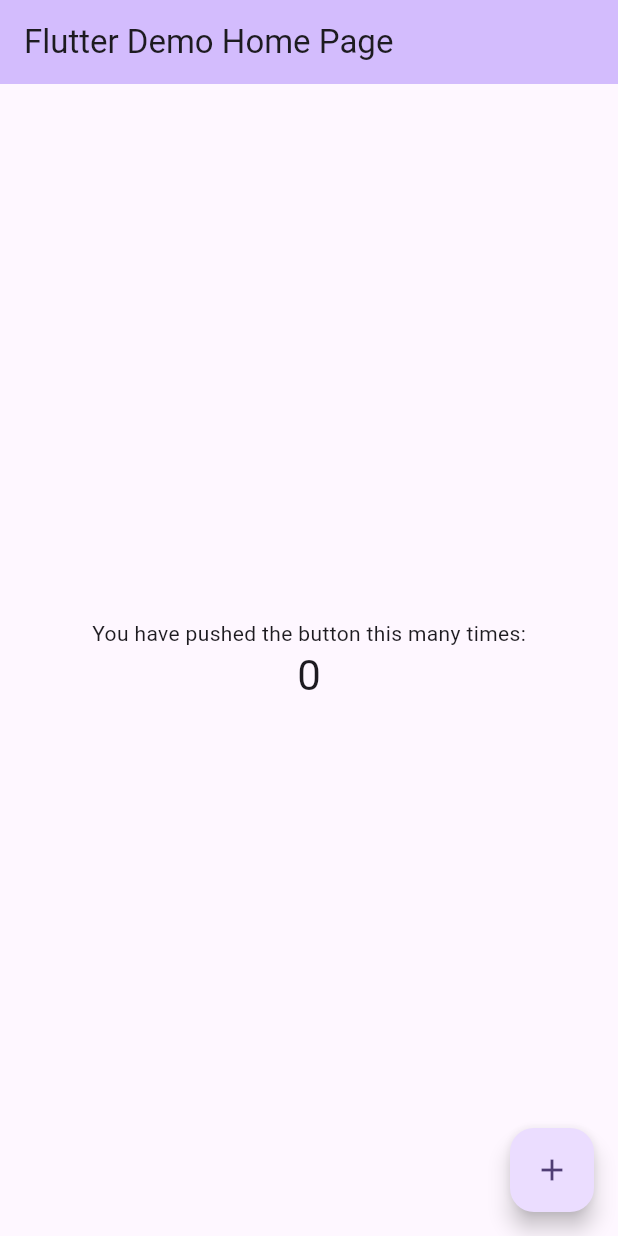
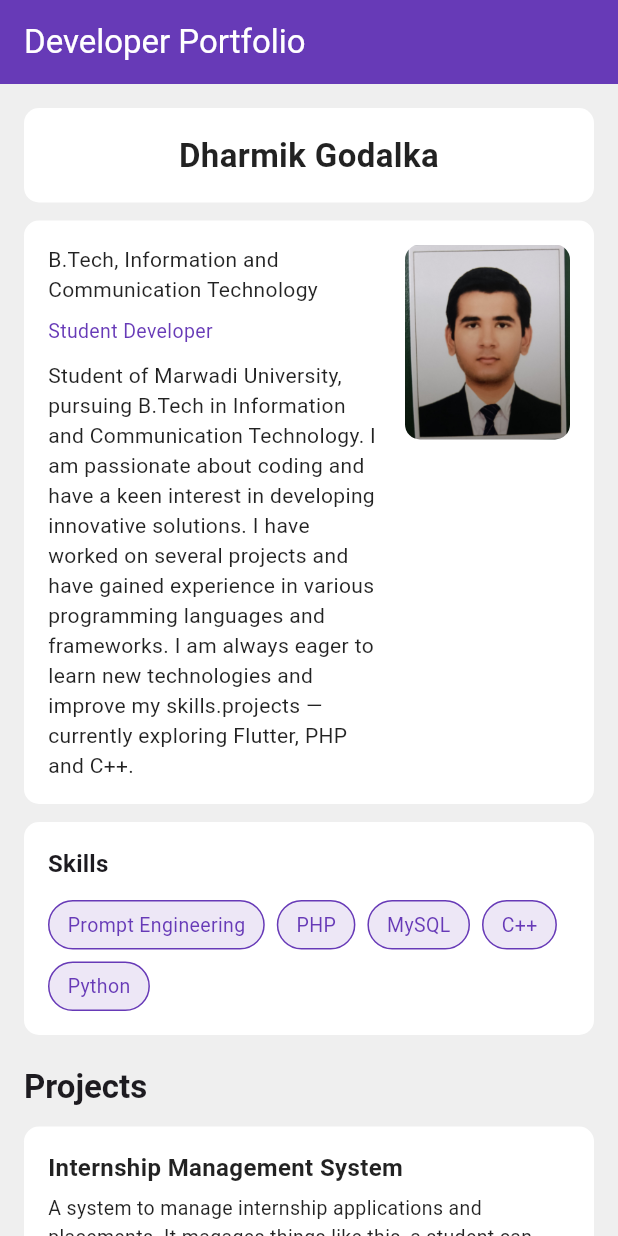
Before and after one commit to Dharmik2005-Godalka/CPMAD, a Flutter app: the screen it shows after launch, on a phone screen of 412 x 824 dp. Run offline on Flutter 3.47's test engine with Material 3 defaults, Android fonts, the light colour scheme and no system bars; missing offline and left inert: expense_app.

Commit message:
In the created Portfollio App new things added like: Scaffold, AppBar, SafeArea, Container, Text, Image, Icon, Row, Column, Card, Expanded, Flexible, themes and reusable widgets.

```diff
--- a/Experiments/portfolio_app/lib/main.dart
+++ b/Experiments/portfolio_app/lib/main.dart
@@ -1,122 +1,27 @@
 import 'package:flutter/material.dart';
+import 'screens/profile_screen.dart';
 
 void main() {
-  runApp(const MyApp());
+  runApp(const PortfolioApp());
 }
 
-class MyApp extends StatelessWidget {
-  const MyApp({super.key});
+class PortfolioApp extends StatelessWidget {
+  const PortfolioApp({super.key});
 
-  // This widget is the root of your application.
   @override
   Widget build(BuildContext context) {
     return MaterialApp(
-      title: 'Flutter Demo',
+      title: 'Developer Portfolio',
       theme: ThemeData(
-        // This is the theme of your application.
-        //
-        // TRY THIS: Try running your application with "flutter run". You'll see
-        // the application has a purple toolbar. Then, without quitting the app,
-        // try changing the seedColor in the colorScheme below to Colors.green
-        // and then invoke "hot reload" (save your changes or press the "hot
-        // reload" button in a Flutter-supported IDE, or press "r" if you used
-        // the command line to start the app).
-        //
-        // Notice that the counter didn't reset back to zero; the application
-        // state is not lost during the reload. To reset the state, use hot
-        // restart instead.
-        //
-        // This works for code too, not just values: Most code changes can be
-        // tested with just a hot reload.
-        colorScheme: .fromSeed(seedColor: Colors.deepPurple),
+        primarySwatch: Colors.deepPurple,
+        scaffoldBackgroundColor: const Color(0xFFEFEFEF),
+        textTheme: const TextTheme(
+          headlineSmall: TextStyle(fontSize: 22, fontWeight: FontWeight.bold),
+          titleMedium: TextStyle(fontSize: 16, fontWeight: FontWeight.w600),
+          bodyMedium: TextStyle(fontSize: 14, color: Colors.black87),
+        ),
       ),
-      home: const MyHomePage(title: 'Flutter Demo Home Page'),
+      home: const ProfileScreen(),
     );
   }
 }
-
-class MyHomePage extends StatefulWidget {
-  const MyHomePage({super.key, required this.title});
-
-  // This widget is the home page of your application. It is stateful, meaning
-  // that it has a State object (defined below) that contains fields that affect
-  // how it looks.
-
-  // This class is the configuration for the state. It holds the values (in this
-  // case the title) provided by the parent (in this case the App widget) and
-  // used by the build method of the State. Fields in a Widget subclass are
-  // always marked "final".
-
-  final String title;
-
-  @override
-  State<MyHomePage> createState() => _MyHomePageState();
-}
-
-class _MyHomePageState extends State<MyHomePage> {
-  int _counter = 0;
-
-  void _incrementCounter() {
-    setState(() {
-      // This call to setState tells the Flutter framework that something has
-      // changed in this State, which causes it to rerun the build method below
-      // so that the display can reflect the updated values. If we changed
-      // _counter without calling setState(), then the build method would not be
-      // called again, and so nothing would appear to happen.
-      _counter++;
-    });
-  }
-
-  @override
-  Widget build(BuildContext context) {
-    // This method is rerun every time setState is called, for instance as done
-    // by the _incrementCounter method above.
-    //
-    // The Flutter framework has been optimized to make rerunning build methods
-    // fast, so that you can just rebuild anything that needs updating rather
-    // than having to individually change instances of widgets.
-    return Scaffold(
-      appBar: AppBar(
-        // TRY THIS: Try changing the color here to a specific color (to
-        // Colors.amber, perhaps?) and trigger a hot reload to see the AppBar
-        // change color while the other colors stay the same.
-        backgroundColor: Theme.of(context).colorScheme.inversePrimary,
-        // Here we take the value from the MyHomePage object that was created by
-        // the App.build method, and use it to set our appbar title.
-        title: Text(widget.title),
-      ),
-      body: Center(
-        // Center is a layout widget. It takes a single child and positions it
-        // in the middle of the parent.
-        child: Column(
-          // Column is also a layout widget. It takes a list of children and
-          // arranges them vertically. By default, it sizes itself to fit its
-          // children horizontally, and tries to be as tall as its parent.
-          //
-          // Column has various properties to control how it sizes itself and
-          // how it positions its children. Here we use mainAxisAlignment to
-          // center the children vertically; the main axis here is the vertical
-          // axis because Columns are vertical (the cross axis would be
-          // horizontal).
-          //
-          // TRY THIS: Invoke "debug painting" (choose the "Toggle Debug Paint"
-          // action in the IDE, or press "p" in the console), to see the
-          // wireframe for each widget.
-          mainAxisAlignment: .center,
-          children: [
-            const Text('You have pushed the button this many times:'),
-            Text(
-              '$_counter',
-              style: Theme.of(context).textTheme.headlineMedium,
-            ),
-          ],
-        ),
-      ),
-      floatingActionButton: FloatingActionButton(
-        onPressed: _incrementCounter,
-        tooltip: 'Increment',
-        child: const Icon(Icons.add),
-      ),
-    );
-  }
-}
--- /dev/null
+++ b/Experiments/portfolio_app/lib/models/developer.dart
@@ -0,0 +1,17 @@
+class Creator {
+  String name;
+  String qualification;
+  List<String> skills;
+  String email;
+  String phone;
+  String location;
+
+  Creator({
+    required this.name,
+    required this.qualification,
+    required this.skills,
+    required this.email,
+    required this.phone,
+    required this.location,
+  });
+}
--- /dev/null
+++ b/Experiments/portfolio_app/lib/models/project.dart
@@ -0,0 +1,9 @@
+class Project {
+  String title;
+  String description;
+
+  Project({
+    required this.title,
+    required this.description,
+  });
+}
--- /dev/null
+++ b/Experiments/portfolio_app/lib/screens/profile_screen.dart
@@ -0,0 +1,249 @@
+import 'package:flutter/material.dart';
+import '../models/developer.dart';
+import '../models/project.dart';
+
+//reusable widget1
+class SkillChip extends StatelessWidget {
+  final String label;
+
+  const SkillChip({super.key, required this.label});
+
+  @override
+  Widget build(BuildContext context) {
+    return Container(
+      padding: const EdgeInsets.symmetric(horizontal: 12, vertical: 6),
+      decoration: BoxDecoration(
+        color: Colors.deepPurple.shade50,
+        border: Border.all(color: Colors.deepPurple),
+        borderRadius: BorderRadius.circular(20),
+      ),
+      child: Text(
+        label,
+        style: const TextStyle(color: Colors.deepPurple, fontSize: 13),
+      ),
+    );
+  }
+}
+
+//reusable widget2: contact row
+class ContactRow extends StatelessWidget {
+  final IconData icon;
+  final String text;
+
+  const ContactRow({super.key, required this.icon, required this.text});
+
+  @override
+  Widget build(BuildContext context) {
+    return Padding(
+      padding: const EdgeInsets.symmetric(vertical: 6),
+      child: Row(
+        children: [
+          Icon(icon, color: Colors.deepPurple, size: 20),
+          const SizedBox(width: 12),
+          Expanded(
+            child: Text(text, style: const TextStyle(fontSize: 14, color: Colors.white)),
+          ),
+        ],
+      ),
+    );
+  }
+}
+
+class ProjectCard extends StatelessWidget {
+  final Project project;
+
+  const ProjectCard({super.key, required this.project});
+
+  @override
+  Widget build(BuildContext context) {
+    return Container(
+      width: double.infinity,
+      margin: const EdgeInsets.only(bottom: 12),
+      padding: const EdgeInsets.all(16),
+      decoration: BoxDecoration(
+        color: Colors.white,
+        borderRadius: BorderRadius.circular(10),
+      ),
+      child: Column(
+        crossAxisAlignment: CrossAxisAlignment.start,
+        children: [
+          Text(
+            project.title,
+            style: const TextStyle(fontSize: 16, fontWeight: FontWeight.bold),
+          ),
+          const SizedBox(height: 6),
+          Text(
+            project.description,
+            style: const TextStyle(fontSize: 13, color: Colors.black87),
+          ),
+        ],
+      ),
+    );
+  }
+}
+
+class ProfileScreen extends StatelessWidget {
+  const ProfileScreen({super.key});
+
+  @override
+  Widget build(BuildContext context) {
+    final Creator dev = Creator(
+      name: 'Dharmik Godalka',
+      qualification: 'B.Tech, Information and Communication Technology',
+      skills: ['Prompt Engineering','PHP', 'MySQL', 'C++', 'Python'],
+      email: 'dharmikgodalka@gmail.com',
+      phone: '+91 1234567890',
+      location: 'Gujarat, India',
+    );
+
+    final List<Project> projects = [
+      Project(
+        title: 'Internship Management System',
+        description: 'A system to manage internship applications and placements. It magages things like this, a student can apply for internship, a company can post internship and a admin can manage all the things.',
+      ),
+      Project(
+        title: 'Python based Quiz App',
+        description: 'Using the Python library Flask, I created a web-based quiz application that allows users to take quizzes on various topics. The app features a user-friendly interface, multiple-choice questions, and instant feedback on answers.',
+      ),
+      Project(
+        title: 'E-commerce Website',
+        description: 'A web-based e-commerce platform for buying and selling products online.',
+      ),
+    ];
+
+    return Scaffold(
+      backgroundColor: const Color(0xFFEFEFEF),
+      appBar: AppBar(
+        title: const Text('Developer Portfolio', style: TextStyle(color: Colors.white)),
+        backgroundColor: Colors.deepPurple,
+      ),
+      body: SafeArea(
+        child: SingleChildScrollView(
+          padding: const EdgeInsets.all(16),
+          child: Column(
+            crossAxisAlignment: CrossAxisAlignment.start,
+            children: [
+
+              //name
+              Container(
+                width: double.infinity,
+                padding: const EdgeInsets.symmetric(vertical: 16, horizontal: 16),
+                decoration: BoxDecoration(
+                  color: Colors.white,
+                  borderRadius: BorderRadius.circular(10),
+                ),
+                child: Text(
+                  dev.name,
+                  textAlign: TextAlign.center,
+                  style: const TextStyle(fontSize: 22, fontWeight: FontWeight.bold),
+                ),
+              ),
+
+              const SizedBox(height: 12),
+
+              // photo section...
+              Container(
+                width: double.infinity,
+                padding: const EdgeInsets.all(16),
+                decoration: BoxDecoration(
+                  color: Colors.white,
+                  borderRadius: BorderRadius.circular(10),
+                ),
+                child: Row(
+                  crossAxisAlignment: CrossAxisAlignment.start,
+                  children: [
+                    Expanded(
+                      child: Column(
+                        crossAxisAlignment: CrossAxisAlignment.start,
+                        children: [
+                          Text(dev.qualification, style: Theme.of(context).textTheme.bodyMedium),
+                          const SizedBox(height: 8),
+                          const Text(
+                            'Student Developer',
+                            style: TextStyle(color: Colors.deepPurple, fontSize: 13),
+                          ),
+                          const SizedBox(height: 10),
+                          Text(
+                            'Student of Marwadi University, pursuing B.Tech in Information and Communication Technology. I am passionate about coding and have a keen interest in developing innovative solutions. I have worked on several projects and have gained experience in various programming languages and frameworks. I am always eager to learn new technologies and improve my skills.'
+                            'projects — currently exploring Flutter, PHP and C++.',
+                            style: Theme.of(context).textTheme.bodyMedium,
+                          ),
+                        ],
+                      ),
+                    ),
+                    const SizedBox(width: 16),
+                    ClipRRect(
+                      borderRadius: BorderRadius.circular(10),
+                      child: Image.asset(
+                        'images/profile.jpg',
+                        width: 110,
+                        height: 130,
+                        fit: BoxFit.cover,
+                      ),
+                    ),
+                  ],
+                ),
+              ),
+
+              const SizedBox(height: 12),
+
+              //skill part section:
+              Container(
+                width: double.infinity,
+                padding: const EdgeInsets.all(16),
+                decoration: BoxDecoration(
+                  color: Colors.white,
+                  borderRadius: BorderRadius.circular(10),
+                ),
+                child: Column(
+                  crossAxisAlignment: CrossAxisAlignment.start,
+                  children: [
+                    Text('Skills', style: Theme.of(context).textTheme.titleMedium),
+                    const SizedBox(height: 12),
+                    Wrap(
+                      spacing: 8,
+                      runSpacing: 8,
+                      children: dev.skills.map((s) => SkillChip(label: s)).toList(),
+                    ),
+                  ],
+                ),
+              ),
+
+              const SizedBox(height: 20),
+
+              //project part section...
+              Text('Projects', style: Theme.of(context).textTheme.headlineSmall),
+              const SizedBox(height: 12),
+              ...projects.map((p) => ProjectCard(project: p)),
+
+              const SizedBox(height: 8),
+
+              //contact info section...
+              Container(
+                width: double.infinity,
+                padding: const EdgeInsets.all(20),
+                decoration: BoxDecoration(
+                  color: Colors.deepPurple,
+                  borderRadius: BorderRadius.circular(20),
+                ),
+                child: Column(
+                  crossAxisAlignment: CrossAxisAlignment.start,
+                  children: [
+                    const Text(
+                      "Let's talk",
+                      style: TextStyle(color: Colors.white, fontSize: 18, fontWeight: FontWeight.bold),
+                    ),
+                    const SizedBox(height: 12),
+                    ContactRow(icon: Icons.email, text: dev.email),
+                    ContactRow(icon: Icons.phone, text: dev.phone),
+                    ContactRow(icon: Icons.location_on, text: dev.location),
+                  ],
+                ),
+              ),
+            ],
+          ),
+        ),
+      ),
+    );
+  }
+}
--- a/Experiments/portfolio_app/pubspec.yaml
+++ b/Experiments/portfolio_app/pubspec.yaml
@@ -58,9 +58,8 @@ flutter:
   uses-material-design: true
 
   # To add assets to your application, add an assets section, like this:
-  # assets:
-  #   - images/a_dot_burr.jpeg
-  #   - images/a_dot_ham.jpeg
+  assets:
+    - images/profile.jpg
 
   # An image asset can refer to one or more resolution-specific "variants", see
   # https://flutter.dev/to/resolution-aware-images
```
Also changed, not shown: Experiments/portfolio_app/images/profile.jpg (added), 1 other file.
